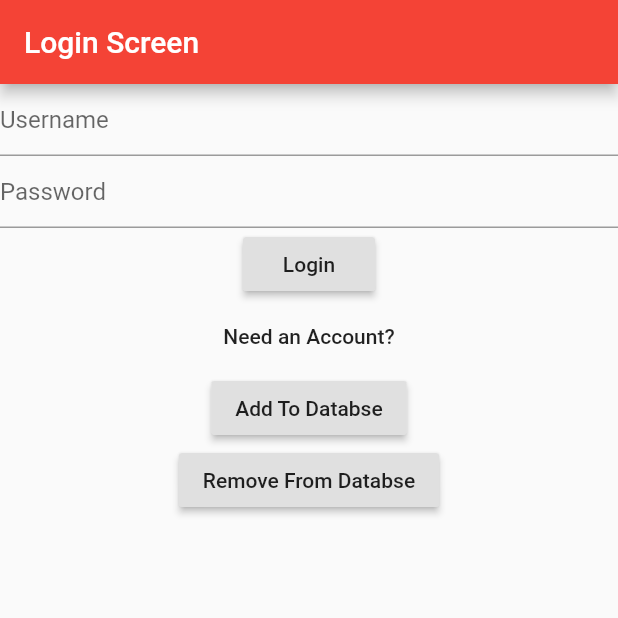
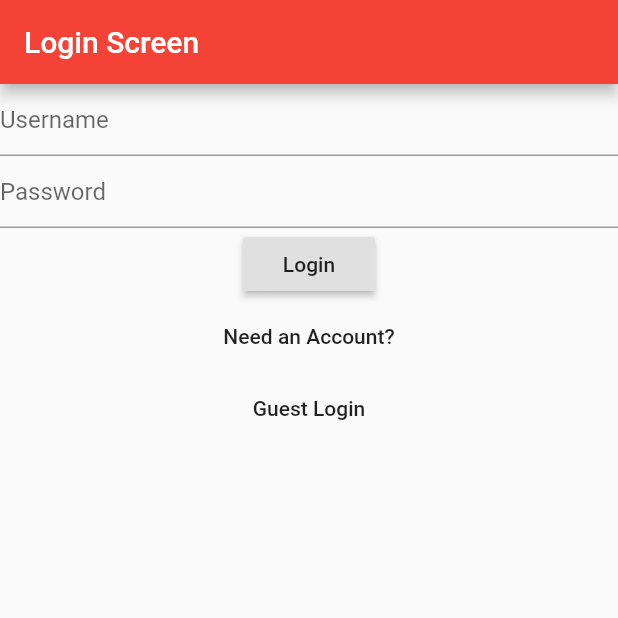
Before and after one commit to JPyke3/CA1-Assignment-Source, a Flutter app: the screen it shows after launch, on a phone screen of 412 x 824 dp, the top half of it. Run offline on Flutter 3.47's test engine with Material 2 defaults, Android fonts, the phone set to English and light mode, and no system bars; our stand-ins replace cloud_firestore, firebase_auth; accounts and stored records are empty.

```diff
--- a/lib/screens/loginScreen.dart
+++ b/lib/screens/loginScreen.dart
@@ -2,6 +2,8 @@ import 'package:My2D2Do/screens/createAccountScreen.dart';
 import 'package:flutter/material.dart';
 import 'package:cloud_firestore/cloud_firestore.dart';
 import 'package:My2D2Do/models/auth.dart';
+
+import 'mainHome.dart';
 class LoginScreen extends StatefulWidget {
   @override
   _LoginScreenState createState() => _LoginScreenState();
@@ -34,28 +36,21 @@ class _LoginScreenState extends State<LoginScreen> {
             RaisedButton(
               child: Text("Login"),
               onPressed: () {
+                /*
                 if(_formKey.currentState.validate()) {
                   _formKey.currentState.save();
                     Auth.signIn(_username, _password);
                 }
+                */
               },
-
             ),
             FlatButton(
               child: Text("Need an Account?"),
               onPressed: () => Navigator.push(context, MaterialPageRoute(builder: (context) => CreateAccount())),
             ),
-            RaisedButton(
-              child: Text("Add To Databse"),
-              onPressed: () {
-                addToFirestore();
-              },
-            ),
-            RaisedButton(
-              child: Text("Remove From Databse"),
-              onPressed: () {
-                removeFromFirestore();
-              },
+            FlatButton(
+              child: Text("Guest Login"),
+              onPressed: () => Navigator.pushReplacement(context, MaterialPageRoute(builder: (context) => MyApp())),
             )
           ],
         ),
--- a/lib/screens/mainHome.dart
+++ b/lib/screens/mainHome.dart
@@ -11,7 +11,6 @@ class MyApp extends StatelessWidget {
       ),
       body: Text("New App, Without Redux")
 
-  // This is jacob hello
     );
   }
 }
--- a/pubspec.yaml
+++ b/pubspec.yaml
@@ -23,6 +23,7 @@ dependencies:
   cloud_firestore: ^0.9.7
   flutter_launcher_icons: ^0.7.0
   firebase_auth: ^0.8.4+5
+  google_maps_flutter: ^0.5.13
 
 dev_dependencies:
   flutter_test:
```
Also changed, not shown: pubspec.lock, 1 other file.
